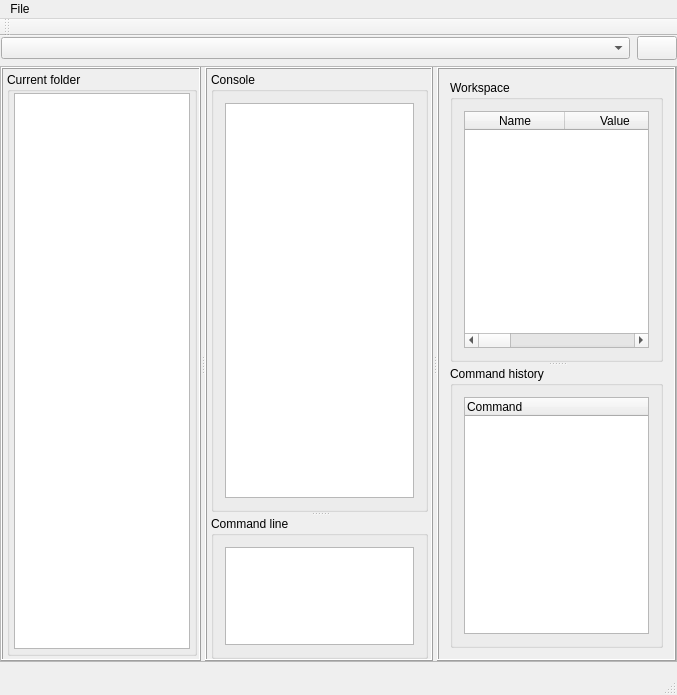
The window that CalcApp/calcapp.ui (grzegorz-kap/Calc) describes before a commit, drawn with Qt 5.
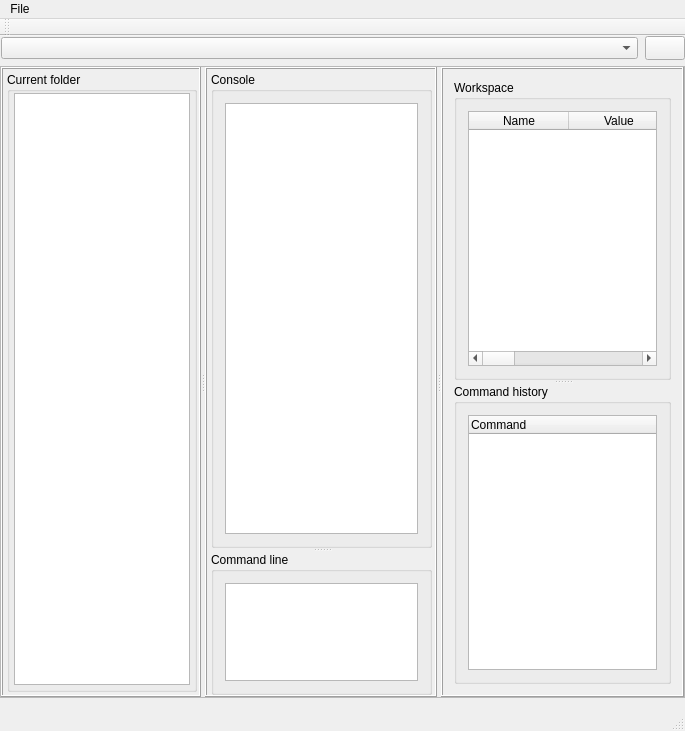
The same window after the commit. Icons and pictures are not drawn. Custom widgets are drawn as their Qt base class.

The edit to the form file:
```diff
--- a/CalcApp/calcapp.ui
+++ b/CalcApp/calcapp.ui
@@ -6,8 +6,8 @@
    <rect>
     <x>0</x>
     <y>0</y>
-    <width>677</width>
-    <height>695</height>
+    <width>685</width>
+    <height>731</height>
    </rect>
   </property>
   <property name="windowTitle">
@@ -399,7 +399,7 @@
     <rect>
      <x>0</x>
      <y>0</y>
-     <width>677</width>
+     <width>685</width>
      <height>21</height>
     </rect>
    </property>
```
